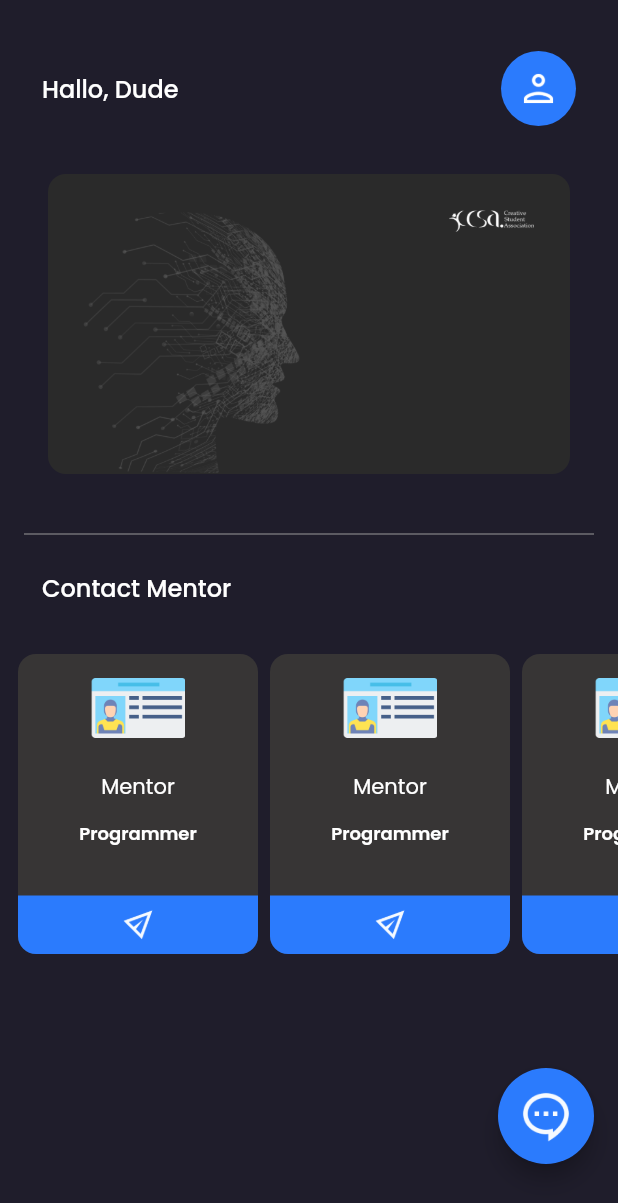
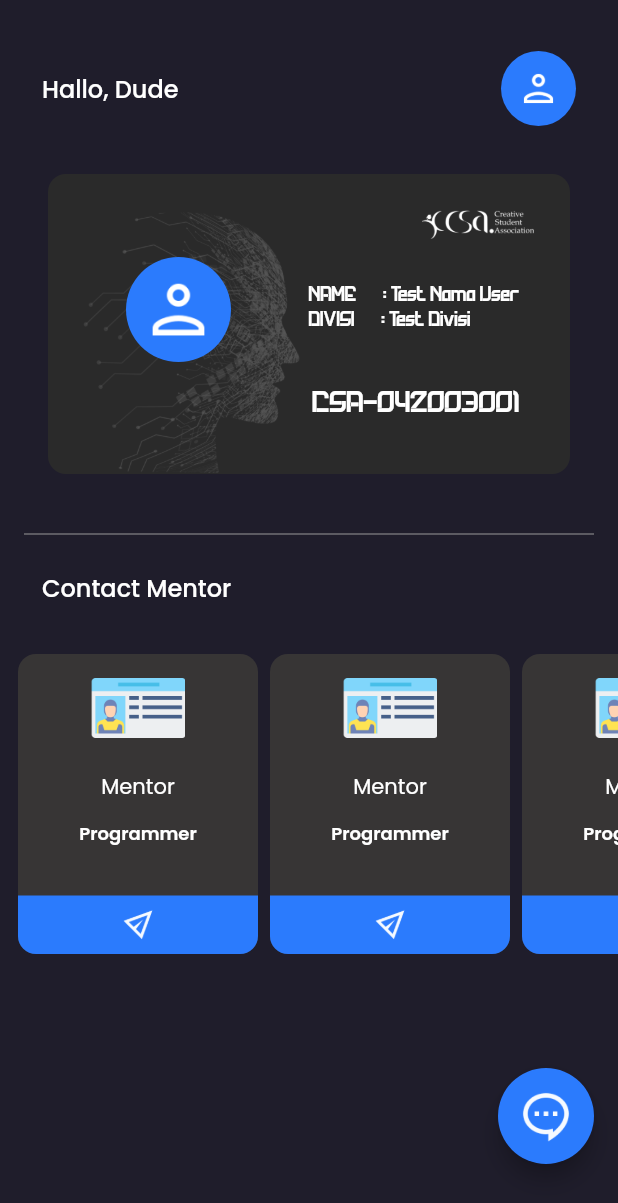
Before and after one commit to mudapa/idenor, a Flutter app: the Home screen opened by its route, on a phone screen of 412 x 824 dp. Shown: the top 1203 px of the screen. Run offline on Flutter 3.47's test engine with Material 2 defaults, Android fonts, the light colour scheme and no system bars; our stand-ins replace google_fonts.

Commit message:
user profile & edit profile onprogress

```diff
--- a/lib/main.dart
+++ b/lib/main.dart
@@ -1,7 +1,9 @@
 import 'package:flutter/material.dart';
 import 'package:idenor/pages/home/chat.dart';
 import 'package:idenor/pages/home/choose_divisi.dart';
+import 'package:idenor/pages/home/edit_profile.dart';
 import 'package:idenor/pages/home/home.dart';
+import 'package:idenor/pages/home/user_profile.dart';
 import 'package:idenor/pages/sign_in.dart';
 import 'package:idenor/pages/sign_up.dart';
 import 'package:idenor/pages/splash_register.dart';
@@ -26,6 +28,8 @@ class Idenor extends StatelessWidget {
         '/home': (context) => const Home(),
         '/chat': (context) => const Chat(),
         '/chat-detail': (context) => const ChatDetail(),
+        '/user-profile': (context) => const UserProfile(),
+        '/edit-profile': (context) => const EditProfile(),
       },
     );
   }
--- a/lib/pages/home/home.dart
+++ b/lib/pages/home/home.dart
@@ -27,7 +27,7 @@ class Home extends StatelessWidget {
             ),
             GestureDetector(
               onTap: () {
-                Navigator.pushNamed(context, '/sign-in');
+                Navigator.pushNamed(context, '/user-profile');
               },
               child: Container(
                 height: 50,
@@ -68,6 +68,9 @@ class Home extends StatelessWidget {
             ),
             Center(
               child: Container(
+                margin: const EdgeInsets.only(
+                  left: 18,
+                ),
                 padding: const EdgeInsets.all(24),
                 width: 350,
                 height: 200,
@@ -76,8 +79,78 @@ class Home extends StatelessWidget {
                   children: [
                     Image.asset(
                       'assets/logo.png',
-                      width: 57,
+                      width: 75,
                       color: whiteColor,
+                    ),
+                    Container(
+                      margin: const EdgeInsets.only(
+                        top: 12,
+                      ),
+                      padding: const EdgeInsets.symmetric(
+                        horizontal: 10,
+                      ),
+                      child: Row(
+                        mainAxisAlignment: MainAxisAlignment.spaceBetween,
+                        children: [
+                          Container(
+                            height: 70,
+                            width: 70,
+                            padding: const EdgeInsets.all(12),
+                            decoration: BoxDecoration(
+                              color: primaryColor,
+                              borderRadius: BorderRadius.circular(40),
+                            ),
+                            child: Image.asset(
+                              'assets/user.png',
+                              color: whiteColor,
+                            ),
+                          ),
+                          Column(
+                            crossAxisAlignment: CrossAxisAlignment.start,
+                            children: [
+                              Text(
+                                'NAME      : Test Nama User',
+                                style: TextStyle(
+                                  fontFamily: 'Future',
+                                  fontSize: 12,
+                                  color: whiteColor,
+                                ),
+                              ),
+                              Text(
+                                'DIVISI      : Test Divisi',
+                                style: TextStyle(
+                                  fontFamily: 'Future',
+                                  fontSize: 12,
+                                  color: whiteColor,
+                                ),
+                              ),
+                            ],
+                          ),
+                        ],
+                      ),
+                    ),
+                    Container(
+                      margin: const EdgeInsets.only(
+                        top: 16,
+                      ),
+                      padding: const EdgeInsets.symmetric(
+                        horizontal: 10,
+                      ),
+                      child: Row(
+                        mainAxisAlignment: MainAxisAlignment.spaceBetween,
+                        children: [
+                          const SizedBox(),
+                          Text(
+                            'CSA-042003001',
+                            style: TextStyle(
+                              fontFamily: 'Future',
+                              fontSize: 18,
+                              fontWeight: medium,
+                              color: whiteColor,
+                            ),
+                          ),
+                        ],
+                      ),
                     ),
                   ],
                 ),
--- a/lib/pages/sign_up.dart
+++ b/lib/pages/sign_up.dart
@@ -10,7 +10,7 @@ class SignUp extends StatelessWidget {
     Widget header() {
       return Container(
         margin: const EdgeInsets.only(
-          top: 64,
+          top: 32,
         ),
         padding: const EdgeInsets.symmetric(
           horizontal: 12,
```
Also changed, not shown: lib/pages/home/edit_profile.dart (added, +77 -0 lines), lib/pages/home/user_profile.dart (added, +168 -0 lines), pubspec.yaml (+4 -4 lines), assets/fonts/Future-Techno.ttf (added).
